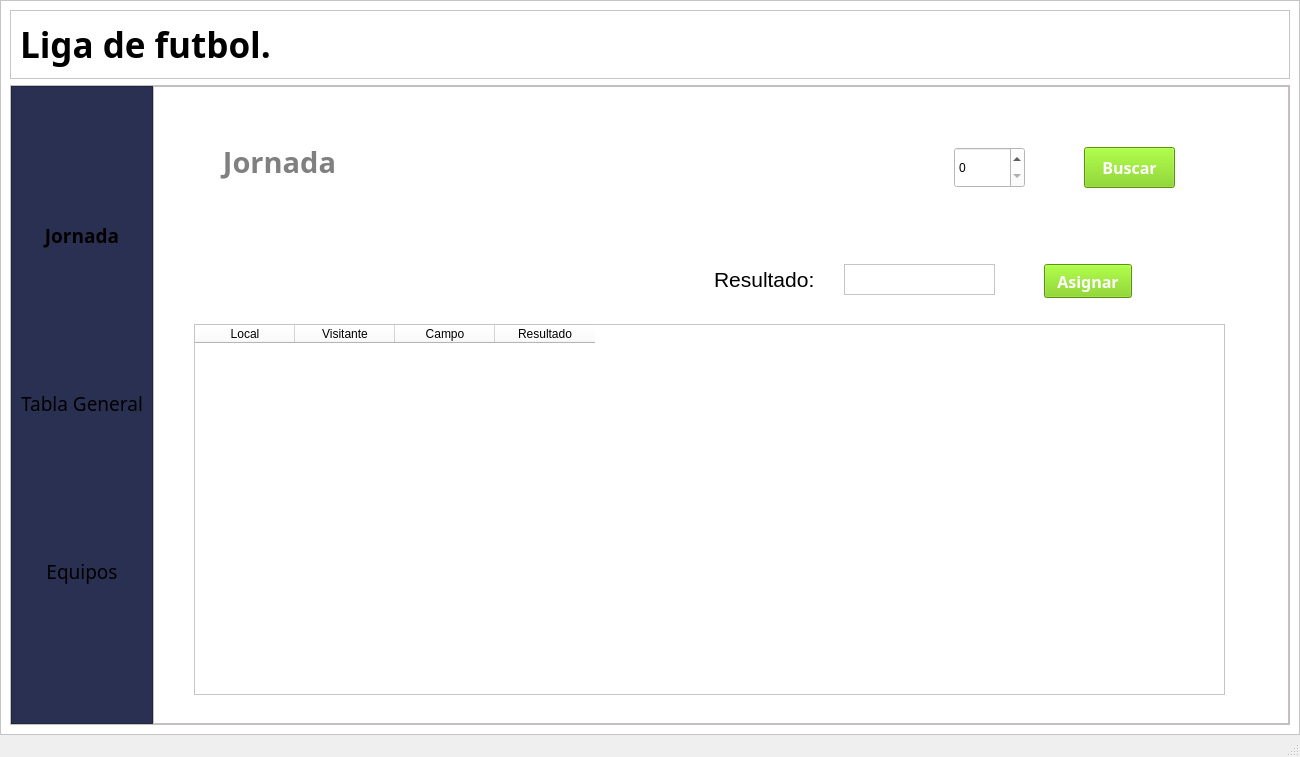
This is Presentacion/InterfacesUI/ventana_principal.ui in Roycard0828/LigaFutbol as Qt 5 draws it before an edit. The edited form follows.
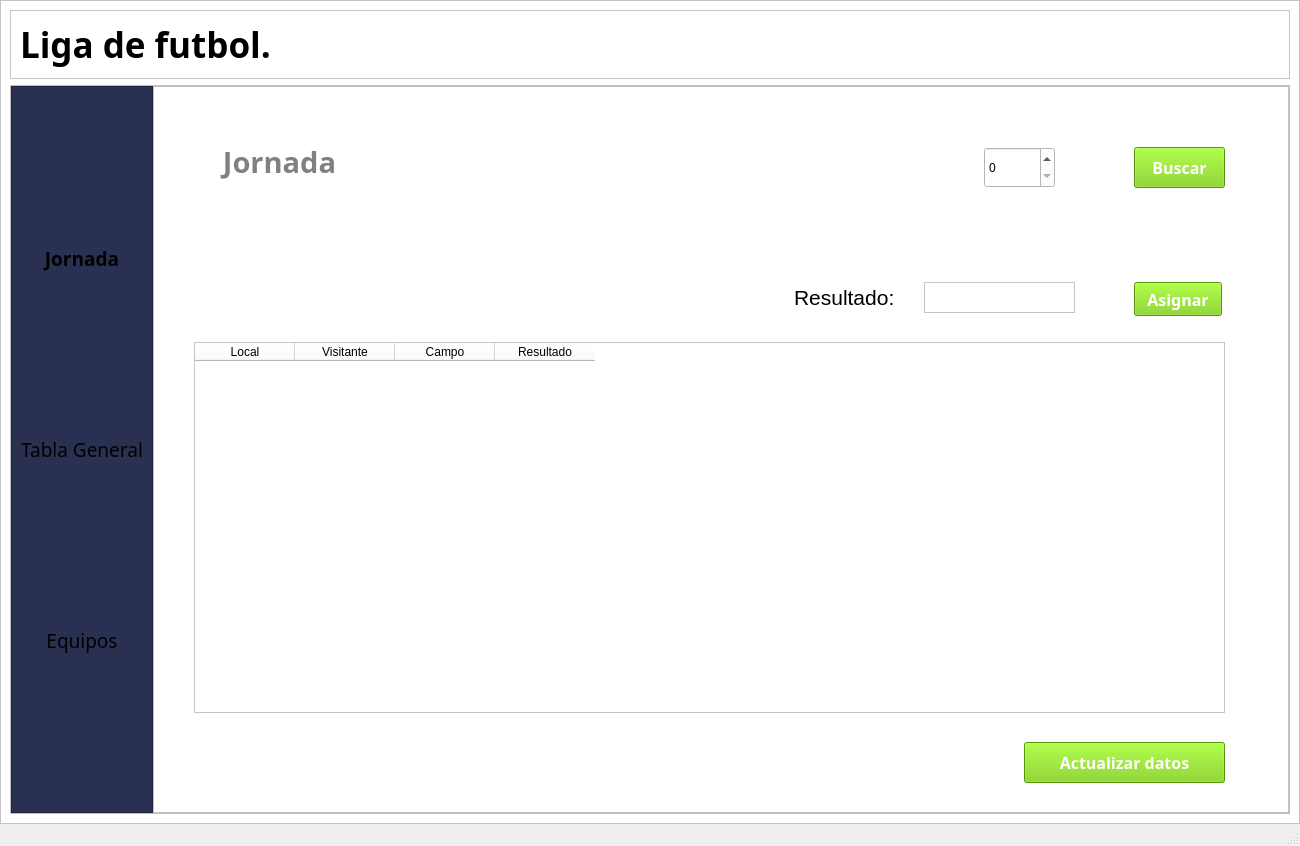
This is the edited form.

```diff
--- a/Presentacion/InterfacesUI/ventana_principal.ui
+++ b/Presentacion/InterfacesUI/ventana_principal.ui
@@ -7,7 +7,7 @@
     <x>0</x>
     <y>0</y>
     <width>1300</width>
-    <height>757</height>
+    <height>846</height>
    </rect>
   </property>
   <property name="windowTitle">
@@ -679,7 +679,7 @@
                    <widget class="QPushButton" name="BtnBuscarJornada">
                     <property name="geometry">
                      <rect>
-                      <x>930</x>
+                      <x>980</x>
                       <y>60</y>
                       <width>91</width>
                       <height>41</height>
@@ -713,7 +713,7 @@
                    <widget class="QSpinBox" name="NumJornada">
                     <property name="geometry">
                      <rect>
-                      <x>800</x>
+                      <x>830</x>
                       <y>60</y>
                       <width>71</width>
                       <height>41</height>
@@ -793,7 +793,7 @@
                    <widget class="QPushButton" name="BtnAsignarResultado">
                     <property name="geometry">
                      <rect>
-                      <x>890</x>
+                      <x>980</x>
                       <y>50</y>
                       <width>88</width>
                       <height>34</height>
@@ -827,7 +827,7 @@
                    <widget class="QTextEdit" name="TxtResultado">
                     <property name="geometry">
                      <rect>
-                      <x>690</x>
+                      <x>770</x>
                       <y>50</y>
                       <width>151</width>
                       <height>31</height>
@@ -840,7 +840,7 @@
                    <widget class="QLabel" name="label_6">
                     <property name="geometry">
                      <rect>
-                      <x>560</x>
+                      <x>640</x>
                       <y>50</y>
                       <width>101</width>
                       <height>31</height>
@@ -853,6 +853,40 @@
                      <string>&lt;html&gt;&lt;head/&gt;&lt;body&gt;&lt;p align=&quot;center&quot;&gt;&lt;span style=&quot; font-size:16pt;&quot;&gt;Resultado: &lt;/span&gt;&lt;/p&gt;&lt;/body&gt;&lt;/html&gt;</string>
                     </property>
                    </widget>
+                   <widget class="QPushButton" name="BtnActualizarDatos">
+                    <property name="geometry">
+                     <rect>
+                      <x>870</x>
+                      <y>510</y>
+                      <width>201</width>
+                      <height>41</height>
+                     </rect>
+                    </property>
+                    <property name="font">
+                     <font>
+                      <family>Noto Sans Mono SemiBold</family>
+                      <pointsize>12</pointsize>
+                      <weight>75</weight>
+                      <bold>true</bold>
+                     </font>
+                    </property>
+                    <property name="styleSheet">
+                     <string notr="true">QPushButton{
+	background-color: rgb(120, 208, 9);
+	color:white;
+
+}
+
+QPushButton:hover{
+	background-color:white;
+	border-color:black;
+	color:black;
+}</string>
+                    </property>
+                    <property name="text">
+                     <string>Actualizar datos</string>
+                    </property>
+                   </widget>
                   </widget>
                  </item>
                 </layout>
```
